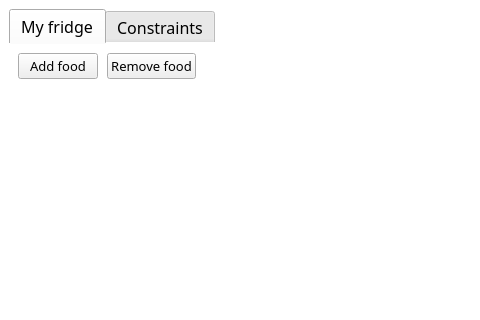
This is ui_mainwindow_tab.ui in josh-minch/spartan as Qt 5 draws it before an edit; both pictures show x 0 to 480 and y 0 to 320 of the 918 by 588 pixel window. The edited form follows.
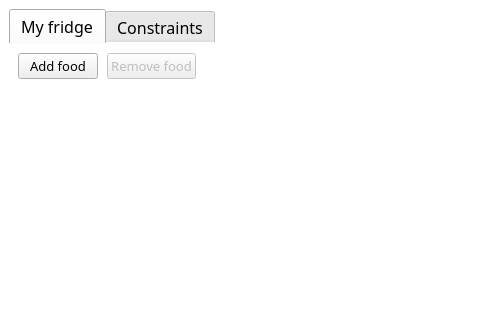
This is the edited form. Icons and pictures are not drawn.

Commit message: Fix remove, button toggling, display nutrition

What changed in the file:
```diff
--- a/ui_mainwindow_tab.ui
+++ b/ui_mainwindow_tab.ui
@@ -216,7 +216,7 @@
         <item row="0" column="1">
          <widget class="QPushButton" name="remove_btn">
           <property name="enabled">
-           <bool>true</bool>
+           <bool>false</bool>
           </property>
           <property name="font">
            <font>
```
Left out of the diff: 6 changed lines with no effect on the pictures. The commit also changes 6 other files.
